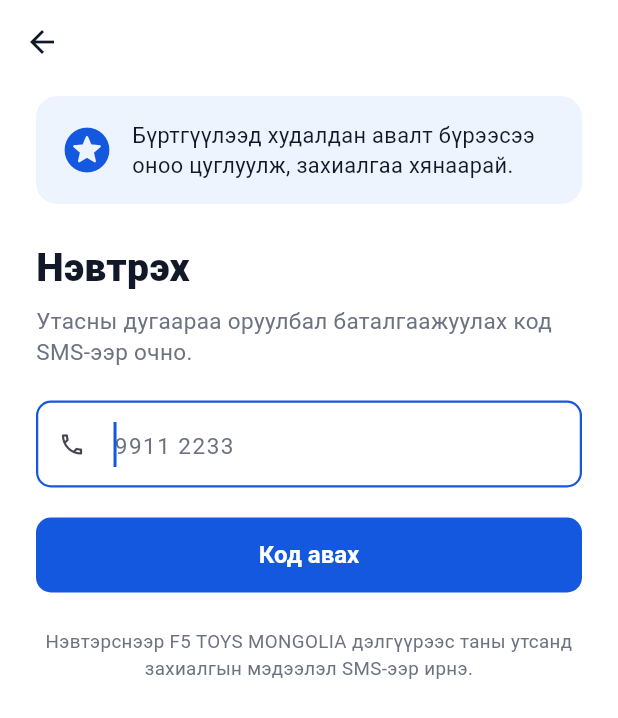
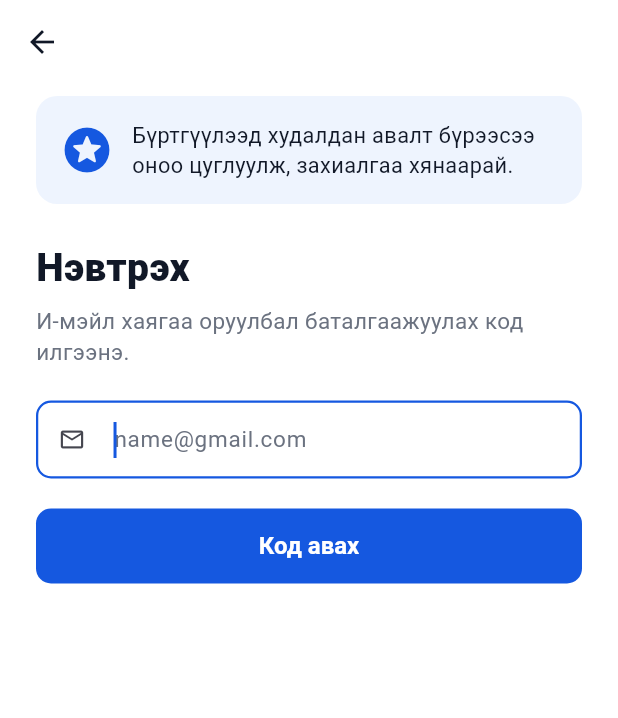
Before and after one commit to ztsbold/toy-shop, a Flutter app: the screen it shows after launch, item 3 of the bottom bar chosen, after a tap on "Тоглоом үзэх", after a tap on the "notifications none" icon, on a phone screen of 412 x 824 dp. Shown: the top 718 px of the screen. Run offline on Flutter 3.47's test engine with Material 3 defaults, Android fonts, the phone set to English and light mode, and no system bars; our stand-ins replace share_plus, shared_preferences; accounts and stored records are empty; network calls fail.

Commit message:
Add files via upload

```diff
--- a/app/lib/domain/models/customer.dart
+++ b/app/lib/domain/models/customer.dart
@@ -1,6 +1,7 @@
 class Customer {
   const Customer({
     required this.id,
+    this.email = '',
     required this.phone,
     required this.name,
     required this.points,
@@ -8,13 +9,22 @@ class Customer {
   });
 
   final String id;
+  final String email;
   final String phone;
   final String name;
   final int points;
   final int unread; // уншаагүй мессежийн тоо
 
+  /// Нэр, утас бөглөгдсөн эсэх (захиалга өгөхөд шаардлагатай)
+  bool get profileComplete => name.trim().isNotEmpty && phone.trim().isNotEmpty;
+
+  Customer copyWith({int? unread}) => Customer(
+      id: id, email: email, phone: phone, name: name, points: points,
+      unread: unread ?? this.unread);
+
   factory Customer.fromJson(Map<String, dynamic> j) => Customer(
         id: j['id'] as String,
+        email: (j['email'] ?? '') as String,
         phone: (j['phone'] ?? '') as String,
         name: (j['name'] ?? '') as String,
         points: (j['points'] as num? ?? 0).toInt(),
@@ -71,4 +81,6 @@ class AuthResult {
   final String token;
   final Customer customer;
   final bool isNew;
+
+  bool get needsProfile => !customer.profileComplete;
 }
--- a/app/lib/ui/features/account/account_screen.dart
+++ b/app/lib/ui/features/account/account_screen.dart
@@ -8,6 +8,7 @@ import '../../core/theme.dart';
 import '../../core/widgets.dart';
 import '../auth/view_models/auth_view_model.dart';
 import '../auth/views/login_screen.dart';
+import '../auth/views/profile_form.dart';
 import '../notifications/notifications_screen.dart';
 import '../shell/home_shell.dart';
 import 'views/order_tracking_screen.dart';
@@ -57,30 +58,8 @@ class AccountScreenState extends State<AccountScreen> {
     if (await showLogin(context)) refresh();
   }
 
-  Future<void> _editName(String current) async {
-    final c = TextEditingController(text: current);
-    final name = await showDialog<String>(
-      context: context,
-      builder: (ctx) => AlertDialog(
-        title: const Text('Нэр солих'),
-        content: TextField(controller: c, autofocus: true),
-        actions: [
-          TextButton(onPressed: () => Navigator.pop(ctx), child: const Text('Болих')),
-          FilledButton(
-              onPressed: () => Navigator.pop(ctx, c.text.trim()),
-              child: const Text('Хадгалах')),
-        ],
-      ),
-    );
-    c.dispose();
-    if (name == null || name.isEmpty || !mounted) return;
-    try {
-      await context.read<AuthViewModel>().updateName(name);
-    } catch (e) {
-      if (mounted) {
-        ScaffoldMessenger.of(context).showSnackBar(SnackBar(content: Text('$e')));
-      }
-    }
+  Future<void> _editProfile() async {
+    await Navigator.push(context, MaterialPageRoute(builder: (_) => const EditProfileScreen()));
   }
 
   Future<void> _logout() async {
@@ -129,8 +108,8 @@ class AccountScreenState extends State<AccountScreen> {
                   ]),
                   const SizedBox(height: 8),
                   const Text(
-                    'Утасны дугаараараа нэвтэрвэл худалдан авалт бүрээс оноо цуглуулж, '
-                    'захиалгаа хянаж, мэдээллээ SMS-ээр авна.',
+                    'И-мэйл хаягаараа нэвтэрвэл худалдан авалт бүрээс оноо цуглуулж, '
+                    'захиалгаа хянаж, мэдээллээ и-мэйлээр авна.',
                     style: TextStyle(height: 1.4),
                   ),
                   const SizedBox(height: 14),
@@ -161,12 +140,15 @@ class AccountScreenState extends State<AccountScreen> {
                         Text(c.name.isEmpty ? 'Нэргүй' : c.name,
                             style: const TextStyle(
                                 color: Colors.white, fontSize: 18, fontWeight: FontWeight.w800)),
-                        Text(c.phone, style: const TextStyle(color: Colors.white70)),
+                        if (c.email.isNotEmpty)
+                          Text(c.email, style: const TextStyle(color: Colors.white70)),
+                        Text(c.phone.isEmpty ? 'Утас оруулаагүй' : c.phone,
+                            style: const TextStyle(color: Colors.white70)),
                       ]),
                     ),
                     IconButton(
-                      tooltip: 'Нэр солих',
-                      onPressed: () => _editName(c.name),
+                      tooltip: 'Мэдээлэл засах',
+                      onPressed: _editProfile,
                       icon: const Icon(Icons.edit_outlined, color: Colors.white),
                     ),
                   ]),
@@ -187,6 +169,22 @@ class AccountScreenState extends State<AccountScreen> {
                   ),
                 ]),
               ),
+              if (!c.profileComplete)
+                Padding(
+                  padding: const EdgeInsets.only(top: 10),
+                  child: Material(
+                    color: const Color(0xFFFFF6D6),
+                    borderRadius: BorderRadius.circular(12),
+                    child: ListTile(
+                      leading: const Icon(Icons.info_outline, color: Color(0xFF8A5A00)),
+                      title: const Text('Нэр, утасны дугаараа оруулна уу',
+                          style: TextStyle(fontWeight: FontWeight.w700)),
+                      subtitle: const Text('Захиалга өгөхөд шаардлагатай'),
+                      trailing: const Icon(Icons.chevron_right),
+                      onTap: _editProfile,
+                    ),
+                  ),
+                ),
               const SizedBox(height: 8),
               ListTile(
                 contentPadding: EdgeInsets.zero,
--- a/app/lib/ui/features/auth/views/login_screen.dart
+++ b/app/lib/ui/features/auth/views/login_screen.dart
@@ -4,16 +4,18 @@ import 'package:flutter/material.dart';
 import 'package:flutter/services.dart';
 import 'package:provider/provider.dart';
 
-import '../../../../config.dart';
 import '../../../core/theme.dart';
 import '../view_models/auth_view_model.dart';
+import 'profile_form.dart';
 
-/// Нэвтрэх урсгалыг нээнэ. Амжилттай нэвтэрвэл true.
+/// Нэвтрэх урсгалыг нээнэ. Амжилттай нэвтэрч профайлаа бөглөсөн бол true.
 Future<bool> showLogin(BuildContext context) async {
   final ok = await Navigator.push<bool>(
       context, MaterialPageRoute(builder: (_) => const LoginScreen()));
   return ok == true;
 }
+
+final _emailRe = RegExp(r'^[^\s@]{1,64}@[^\s@]+\.[^\s@]{2,}$');
 
 class LoginScreen extends StatefulWidget {
   const LoginScreen({super.key});
@@ -23,10 +25,9 @@ class LoginScreen extends StatefulWidget {
 }
 
 class _LoginScreenState extends State<LoginScreen> {
-  final _phone = TextEditingController();
+  final _email = TextEditingController();
   final _code = TextEditingController();
-  final _name = TextEditingController();
-  int _step = 0; // 0 утас, 1 код, 2 нэр
+  int _step = 0; // 0 и-мэйл, 1 код, 2 нэр + утас
   bool _busy = false;
   String? _error;
   int _wait = 0;
@@ -35,11 +36,12 @@ class _LoginScreenState extends State<LoginScreen> {
   @override
   void dispose() {
     _timer?.cancel();
-    _phone.dispose();
+    _email.dispose();
     _code.dispose();
-    _name.dispose();
     super.dispose();
   }
+
+  String get _emailValue => _email.text.trim().toLowerCase();
 
   void _startCountdown(int seconds) {
     _timer?.cancel();
@@ -66,13 +68,12 @@ class _LoginScreenState extends State<LoginScreen> {
   }
 
   Future<void> _sendCode() async {
-    final phone = _phone.text.trim();
-    if (!RegExp(r'^[6-9]\d{7}$').hasMatch(phone)) {
-      setState(() => _error = '8 оронтой утасны дугаар оруулна уу');
+    if (!_emailRe.hasMatch(_emailValue)) {
+      setState(() => _error = 'Зөв и-мэйл хаяг оруулна уу');
       return;
     }
     await _run(() async {
-      final wait = await context.read<AuthViewModel>().requestOtp(phone);
+      final wait = await context.read<AuthViewModel>().requestOtp(_emailValue);
       if (!mounted) return;
       setState(() => _step = 1);
       _startCountdown(wait);
@@ -86,10 +87,10 @@ class _LoginScreenState extends State<LoginScreen> {
       return;
     }
     await _run(() async {
-      final needsName =
-          await context.read<AuthViewModel>().verify(_phone.text.trim(), code);
+      final needsProfile =
+          await context.read<AuthViewModel>().verify(_emailValue, code);
       if (!mounted) return;
-      if (needsName) {
+      if (needsProfile) {
         setState(() => _step = 2);
       } else {
         Navigator.pop(context, true);
@@ -97,41 +98,55 @@ class _LoginScreenState extends State<LoginScreen> {
     });
   }
 
-  Future<void> _saveName() async {
-    final name = _name.text.trim();
-    if (name.isEmpty) {
-      setState(() => _error = 'Нэрээ оруулна уу');
-      return;
-    }
-    await _run(() async {
-      await context.read<AuthViewModel>().updateName(name);
-      if (mounted) Navigator.pop(context, true);
-    });
-  }
-
-  @override
-  Widget build(BuildContext context) {
-    final (title, subtitle) = switch (_step) {
-      0 => ('Нэвтрэх', 'Утасны дугаараа оруулбал баталгаажуулах код SMS-ээр очно.'),
-      1 => ('Код оруулах', '${_phone.text} дугаарт илгээсэн 6 оронтой кодыг оруулна уу.'),
-      _ => ('Таны нэр', 'Захиалга хүргэхэд ашиглана.'),
-    };
-
-    return Scaffold(
-      appBar: AppBar(
-        leading: IconButton(
-          tooltip: 'Буцах',
-          icon: const Icon(Icons.arrow_back),
-          onPressed: () {
+  Future<bool> _onBack() async {
     if (_step == 1) {
       setState(() {
         _step = 0;
         _code.clear();
         _error = null;
       });
-            } else {
-              Navigator.pop(context, _step == 2);
+      return false;
     }
+    if (_step == 2) {
+      // Нэвтэрсэн ч профайл дутуу: гарахаас өмнө анхааруулна
+      final leave = await showDialog<bool>(
+        context: context,
+        builder: (ctx) => AlertDialog(
+          title: const Text('Мэдээлэл дутуу байна'),
+          content: const Text(
+              'Захиалга өгөхийн тулд нэр, утасны дугаараа оруулах шаардлагатай. Дараа нь бөглөх үү?'),
+          actions: [
+            TextButton(onPressed: () => Navigator.pop(ctx, true), child: const Text('Дараа')),
+            FilledButton(onPressed: () => Navigator.pop(ctx, false), child: const Text('Одоо бөглөх')),
+          ],
+        ),
+      );
+      if (leave == true && mounted) Navigator.pop(context, false);
+      return false;
+    }
+    return true;
+  }
+
+  @override
+  Widget build(BuildContext context) {
+    final (title, subtitle) = switch (_step) {
+      0 => ('Нэвтрэх', 'И-мэйл хаягаа оруулбал баталгаажуулах код илгээнэ.'),
+      1 => ('Код оруулах', '$_emailValue хаягт илгээсэн 6 оронтой кодыг оруулна уу. Spam хавтсаа ч шалгаарай.'),
+      _ => ('Таны мэдээлэл', 'Захиалга хүргэхэд нэр, утасны дугаар заавал шаардлагатай.'),
+    };
+
+    return PopScope(
+      canPop: _step == 0,
+      onPopInvokedWithResult: (didPop, _) {
+        if (!didPop) _onBack();
+      },
+      child: Scaffold(
+        appBar: AppBar(
+          leading: IconButton(
+            tooltip: 'Буцах',
+            icon: const Icon(Icons.arrow_back),
+            onPressed: () async {
+              if (await _onBack() && context.mounted) Navigator.pop(context, false);
             },
           ),
         ),
@@ -154,8 +169,7 @@ class _LoginScreenState extends State<LoginScreen> {
                         SizedBox(width: 12),
                         Expanded(
                           child: Text(
-                          'Бүртгүүлээд худалдан авалт бүрээсээ оноо цуглуулж, '
-                          'захиалгаа хянаарай.',
+                            'Бүртгүүлээд худалдан авалт бүрээсээ оноо цуглуулж, захиалгаа хянаарай.',
                             style: TextStyle(fontSize: 14.5, height: 1.4),
                           ),
                         ),
@@ -163,30 +177,35 @@ class _LoginScreenState extends State<LoginScreen> {
                     ),
                     const SizedBox(height: 24),
                   ],
-                Text(title,
-                    style: const TextStyle(
-                        fontSize: 26, fontWeight: FontWeight.w800)),
+                  Text(title, style: const TextStyle(fontSize: 26, fontWeight: FontWeight.w800)),
                   const SizedBox(height: 6),
-                Text(subtitle,
-                    style: const TextStyle(color: AppColors.muted, fontSize: 15)),
+                  Text(subtitle, style: const TextStyle(color: AppColors.muted, fontSize: 15)),
                   const SizedBox(height: 22),
+                  if (_step == 2)
+                    ProfileForm(
+                      key: const ValueKey('profile'),
+                      submitLabel: 'Хадгалах',
+                      onSaved: () => Navigator.pop(context, true),
+                    )
+                  else ...[
                     if (_step == 0)
                       TextField(
-                    controller: _phone,
+                        key: const ValueKey('email'),
+                        controller: _email,
                         autofocus: true,
-                    keyboardType: TextInputType.phone,
-                    inputFormatters: [FilteringTextInputFormatter.digitsOnly],
-                    maxLength: 8,
-                    style: const TextStyle(fontSize: 20, letterSpacing: 1),
+                        keyboardType: TextInputType.emailAddress,
+                        autocorrect: false,
+                        textCapitalization: TextCapitalization.none,
+                        autofillHints: const [AutofillHints.email],
                         decoration: const InputDecoration(
-                      counterText: '',
-                      hintText: '9911 2233',
-                      prefixIcon: Icon(Icons.phone_outlined),
+                          hintText: 'name@gmail.com',
+                          prefixIcon: Icon(Icons.mail_outline),
                         ),
                         onSubmitted: (_) => _sendCode(),
                       )
-                else if (_step == 1)
+                    else
                       TextField(
+                        key: const ValueKey('code'),
                         controller: _code,
                         autofocus: true,
                         keyboardType: TextInputType.number,
@@ -194,24 +213,11 @@ class _LoginScreenState extends State<LoginScreen> {
                         maxLength: 6,
                         textAlign: TextAlign.center,
                         autofillHints: const [AutofillHints.oneTimeCode],
-                    style: const TextStyle(
-                        fontSize: 28, letterSpacing: 10, fontWeight: FontWeight.w700),
-                    decoration:
-                        const InputDecoration(counterText: '', hintText: '••••••'),
+                        style: const TextStyle(fontSize: 28, letterSpacing: 10, fontWeight: FontWeight.w700),
+                        decoration: const InputDecoration(counterText: '', hintText: '••••••'),
                         onChanged: (v) {
                           if (v.length == 6) _verify();
                         },
-                  )
-                else
-                  TextField(
-                    controller: _name,
-                    autofocus: true,
-                    textCapitalization: TextCapitalization.words,
-                    decoration: const InputDecoration(
-                      hintText: 'Бүтэн нэр',
-                      prefixIcon: Icon(Icons.person_outline),
-                    ),
-                    onSubmitted: (_) => _saveName(),
                       ),
                     if (_error != null) ...[
                       const SizedBox(height: 10),
@@ -219,37 +225,28 @@ class _LoginScreenState extends State<LoginScreen> {
                     ],
                     const SizedBox(height: 20),
                     FilledButton(
-                  onPressed: _busy
-                      ? null
-                      : switch (_step) { 0 => _sendCode, 1 => _verify, _ => _saveName },
+                      onPressed: _busy ? null : (_step == 0 ? _sendCode : _verify),
                       child: _busy
                           ? const SizedBox(
                               width: 22,
                               height: 22,
-                          child: CircularProgressIndicator(
-                              strokeWidth: 2, color: Colors.white))
-                      : Text(switch (_step) {
-                          0 => 'Код авах',
-                          1 => 'Баталгаажуулах',
-                          _ => 'Хадгалах',
-                        }),
+                              child: CircularProgressIndicator(strokeWidth: 2, color: Colors.white))
+                          : Text(_step == 0 ? 'Код авах' : 'Баталгаажуулах'),
                     ),
                     if (_step == 1) ...[
                       const SizedBox(height: 8),
                       TextButton(
                         onPressed: _wait > 0 || _busy ? null : _sendCode,
-                    child: Text(_wait > 0
-                        ? 'Код дахин авах ($_wait сек)'
-                        : 'Код дахин авах'),
+                        child: Text(_wait > 0 ? 'Код дахин авах ($_wait сек)' : 'Код дахин авах'),
+                      ),
+                      TextButton(
+                        onPressed: _busy ? null : () => _onBack(),
+                        child: const Text('И-мэйл хаяг солих'),
                       ),
                     ],
-                const SizedBox(height: 24),
-                const Text(
-                  'Нэвтэрснээр $brandMark $brandName дэлгүүрээс таны утсанд захиалгын мэдээлэл SMS-ээр ирнэ.',
-                  textAlign: TextAlign.center,
-                  style: TextStyle(color: AppColors.muted, fontSize: 12.5),
+                  ],
+                ],
               ),
-              ],
             ),
           ),
         ),
```
Also changed, not shown: app/lib/data/repositories/shop_repository.dart (+5 -4 lines), app/lib/data/services/api_service.dart (+7 -6 lines), app/lib/ui/features/auth/view_models/auth_view_model.dart (+11 -8 lines), app/lib/ui/features/auth/views/profile_form.dart (added, +141 -0 lines), app/lib/ui/features/checkout/views/checkout_screen.dart (+8 -0 lines), render.yaml (+8 -1 lines), 4 other files. Lines whose indentation alone changed are shown as unchanged.
